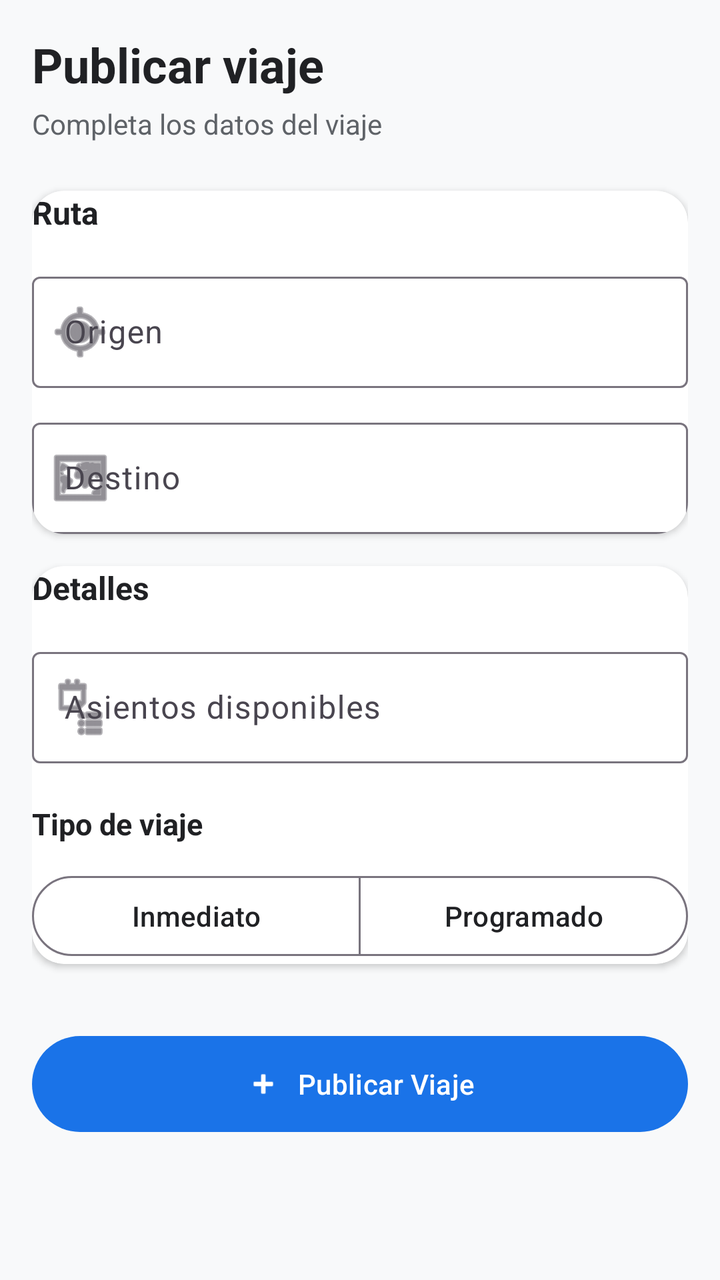
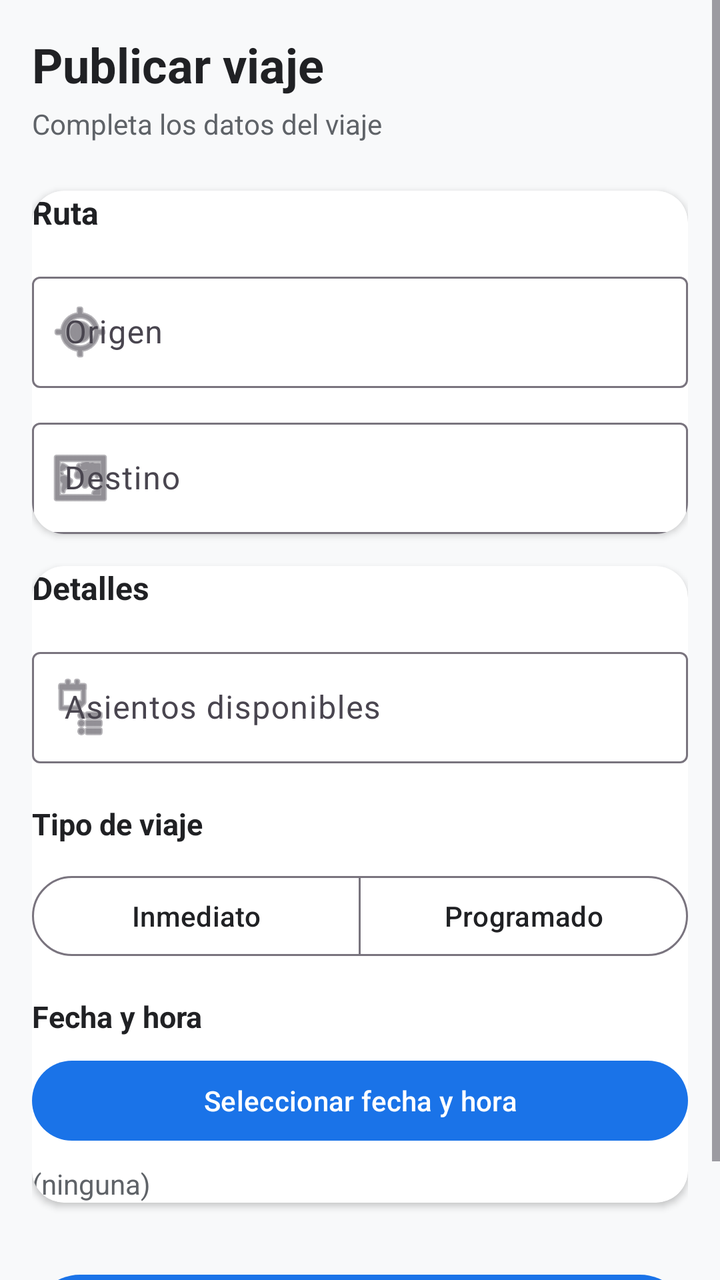

Screens rendered from an Android XML layout before and after an edit, with the pre-edit source and the edit as a unified diff.
<!-- AndroidManifest.xml: application theme Theme.CarpoolApp -->
<!-- res/layout/fragment_publicar_viaje.xml -->
<?xml version="1.0" encoding="utf-8"?>
<ScrollView
    xmlns:android="http://schemas.android.com/apk/res/android"
    xmlns:app="http://schemas.android.com/apk/res-auto"
    android:layout_width="match_parent"
    android:layout_height="match_parent"
    android:background="@color/background">

    <androidx.constraintlayout.widget.ConstraintLayout
        android:layout_width="match_parent"
        android:layout_height="wrap_content"
        android:padding="16dp">

        <TextView
            android:id="@+id/section_title"
            android:layout_width="wrap_content"
            android:layout_height="wrap_content"
            android:text="Publicar viaje"
            android:textSize="24sp"
            android:textStyle="bold"
            android:textColor="@color/text_primary"
            app:layout_constraintTop_toTopOf="parent"
            app:layout_constraintStart_toStartOf="parent" />

        <TextView
            android:id="@+id/section_subtitle"
            android:layout_width="wrap_content"
            android:layout_height="wrap_content"
            android:text="Completa los datos del viaje"
            android:textSize="14sp"
            android:textColor="@color/text_secondary"
            app:layout_constraintTop_toBottomOf="@id/section_title"
            app:layout_constraintStart_toStartOf="parent"
            android:layout_marginTop="4dp" />

        <com.google.android.material.card.MaterialCardView
            android:id="@+id/route_card"
            android:layout_width="0dp"
            android:layout_height="wrap_content"
            app:cardCornerRadius="16dp"
            app:cardElevation="2dp"
            app:cardBackgroundColor="@color/surface"
            android:layout_marginTop="24dp"
            app:layout_constraintTop_toBottomOf="@id/section_subtitle"
            app:layout_constraintStart_toStartOf="parent"
            app:layout_constraintEnd_toEndOf="parent"
            android:padding="20dp">

            <androidx.constraintlayout.widget.ConstraintLayout
                android:layout_width="match_parent"
                android:layout_height="wrap_content">

                <TextView
                    android:id="@+id/route_section_label"
                    android:layout_width="wrap_content"
                    android:layout_height="wrap_content"
                    android:text="Ruta"
                    android:textSize="16sp"
                    android:textStyle="bold"
                    android:textColor="@color/text_primary"
                    app:layout_constraintTop_toTopOf="parent"
                    app:layout_constraintStart_toStartOf="parent" />

                <com.google.android.material.textfield.TextInputLayout
                    android:id="@+id/origen_layout"
                    android:layout_width="0dp"
                    android:layout_height="wrap_content"
                    android:hint="@string/label_origen"
                    style="@style/Widget.Material3.TextInputLayout.OutlinedBox"
                    app:startIconDrawable="@android:drawable/ic_menu_mylocation"
                    app:layout_constraintTop_toBottomOf="@id/route_section_label"
                    app:layout_constraintStart_toStartOf="parent"
                    app:layout_constraintEnd_toEndOf="parent"
                    android:layout_marginTop="16dp">

                    <com.google.android.material.textfield.TextInputEditText
                        android:id="@+id/origen_input"
                        android:layout_width="match_parent"
                        android:layout_height="wrap_content" />
                </com.google.android.material.textfield.TextInputLayout>

                <com.google.android.material.textfield.TextInputLayout
                    android:id="@+id/destino_layout"
                    android:layout_width="0dp"
                    android:layout_height="wrap_content"
                    android:hint="@string/label_destino"
                    style="@style/Widget.Material3.TextInputLayout.OutlinedBox"
                    app:startIconDrawable="@android:drawable/ic_menu_mapmode"
                    app:layout_constraintTop_toBottomOf="@id/origen_layout"
                    app:layout_constraintStart_toStartOf="parent"
                    app:layout_constraintEnd_toEndOf="parent"
                    android:layout_marginTop="12dp">

                    <com.google.android.material.textfield.TextInputEditText
                        android:id="@+id/destino_input"
                        android:layout_width="match_parent"
                        android:layout_height="wrap_content" />
                </com.google.android.material.textfield.TextInputLayout>
            </androidx.constraintlayout.widget.ConstraintLayout>
        </com.google.android.material.card.MaterialCardView>

        <com.google.android.material.card.MaterialCardView
            android:id="@+id/details_card"
            android:layout_width="0dp"
            android:layout_height="wrap_content"
            app:cardCornerRadius="16dp"
            app:cardElevation="2dp"
            app:cardBackgroundColor="@color/surface"
            android:layout_marginTop="16dp"
            app:layout_constraintTop_toBottomOf="@id/route_card"
            app:layout_constraintStart_toStartOf="parent"
            app:layout_constraintEnd_toEndOf="parent"
            android:padding="20dp">

            <androidx.constraintlayout.widget.ConstraintLayout
                android:layout_width="match_parent"
                android:layout_height="wrap_content">

                <TextView
                    android:id="@+id/details_section_label"
                    android:layout_width="wrap_content"
                    android:layout_height="wrap_content"
                    android:text="Detalles"
                    android:textSize="16sp"
                    android:textStyle="bold"
                    android:textColor="@color/text_primary"
                    app:layout_constraintTop_toTopOf="parent"
                    app:layout_constraintStart_toStartOf="parent" />

                <com.google.android.material.textfield.TextInputLayout
                    android:id="@+id/asientos_layout"
                    android:layout_width="0dp"
                    android:layout_height="wrap_content"
                    android:hint="@string/label_asientos"
                    style="@style/Widget.Material3.TextInputLayout.OutlinedBox"
                    app:startIconDrawable="@android:drawable/ic_menu_agenda"
                    app:layout_constraintTop_toBottomOf="@id/details_section_label"
                    app:layout_constraintStart_toStartOf="parent"
                    app:layout_constraintEnd_toEndOf="parent"
                    android:layout_marginTop="16dp">

                    <com.google.android.material.textfield.TextInputEditText
                        android:id="@+id/asientos_input"
                        android:layout_width="match_parent"
                        android:layout_height="wrap_content"
                        android:inputType="number" />
                </com.google.android.material.textfield.TextInputLayout>

                <TextView
                    android:id="@+id/tipo_label"
                    android:layout_width="wrap_content"
                    android:layout_height="wrap_content"
                    android:text="@string/label_tipo_viaje"
                    android:textSize="15sp"
                    android:textStyle="bold"
                    android:textColor="@color/text_primary"
                    app:layout_constraintTop_toBottomOf="@id/asientos_layout"
                    app:layout_constraintStart_toStartOf="parent"
                    android:layout_marginTop="20dp" />

                <com.google.android.material.button.MaterialButtonToggleGroup
                    android:id="@+id/tipo_toggle"
                    android:layout_width="0dp"
                    android:layout_height="wrap_content"
                    app:layout_constraintTop_toBottomOf="@id/tipo_label"
                    app:layout_constraintStart_toStartOf="parent"
                    app:layout_constraintEnd_toEndOf="parent"
                    android:layout_marginTop="12dp"
                    app:singleSelection="true"
                    app:selectionRequired="true">

                    <com.google.android.material.button.MaterialButton
                        android:id="@+id/btn_inmediato"
                        style="@style/Widget.Material3.Button.OutlinedButton"
                        android:layout_width="0dp"
                        android:layout_height="wrap_content"
                        android:text="@string/label_inmediato"
                        android:layout_weight="1"
                        android:checked="false" />

                    <com.google.android.material.button.MaterialButton
                        android:id="@+id/btn_programado"
                        style="@style/Widget.Material3.Button.OutlinedButton"
                        android:layout_width="0dp"
                        android:layout_height="wrap_content"
                        android:text="@string/label_programado"
                        android:checked="true"
                        android:layout_weight="1" />
                </com.google.android.material.button.MaterialButtonToggleGroup>
            </androidx.constraintlayout.widget.ConstraintLayout>
        </com.google.android.material.card.MaterialCardView>

        <com.google.android.material.button.MaterialButton
            android:id="@+id/btn_publicar"
            android:layout_width="0dp"
            android:layout_height="56dp"
            android:text="@string/btn_publicar_viaje"
            app:icon="@android:drawable/ic_input_add"
            app:iconGravity="textStart"
            app:layout_constraintTop_toBottomOf="@id/details_card"
            app:layout_constraintStart_toStartOf="parent"
            app:layout_constraintEnd_toEndOf="parent"
            android:layout_marginTop="32dp" />

    </androidx.constraintlayout.widget.ConstraintLayout>
</ScrollView>
<!-- resources referenced by this layout -->
<resources>
  <color name="background">#FFF8F9FA</color>
  <color name="surface">#FFFFFFFF</color>
  <color name="text_primary">#FF202124</color>
  <color name="text_secondary">#FF5F6368</color>
  <string name="btn_publicar_viaje">Publicar Viaje</string>
  <string name="label_asientos">Asientos disponibles</string>
  <string name="label_destino">Destino</string>
  <string name="label_inmediato">Inmediato</string>
  <string name="label_origen">Origen</string>
  <string name="label_programado">Programado</string>
  <string name="label_tipo_viaje">Tipo de viaje</string>
  <style name="Theme.CarpoolApp" parent="Theme.Material3.DayNight.NoActionBar">
          <item name="colorPrimary">@color/primary</item>
          <item name="colorOnPrimary">@color/on_primary</item>
          <item name="colorPrimaryContainer">@color/primary_variant</item>
          <item name="colorSecondary">@color/secondary</item>
          <item name="colorOnSecondary">@color/on_secondary</item>
          <item name="colorError">@color/error</item>
          <item name="colorOnError">@color/on_error</item>
          <item name="android:colorBackground">@color/background</item>
          <item name="colorOnBackground">@color/on_background</item>
          <item name="colorOnSurface">@color/on_surface</item>
          <item name="materialCardViewStyle">@style/Widget.CarpoolApp.Card</item>
      </style>
  <color name="primary">#FF1A73E8</color>
  <color name="on_primary">#FFFFFFFF</color>
  <color name="primary_variant">#FF1557B0</color>
  <color name="secondary">#FF34A853</color>
  <color name="on_secondary">#FFFFFFFF</color>
  <color name="error">#FFD93025</color>
  <color name="on_error">#FFFFFFFF</color>
  <color name="on_background">#FF202124</color>
  <color name="on_surface">#FF202124</color>
  <style name="Widget.CarpoolApp.Card" parent="Widget.Material3.CardView.Filled">
          <item name="cardCornerRadius">16dp</item>
          <item name="cardElevation">2dp</item>
          <item name="strokeWidth">0dp</item>
      </style>
</resources>

<!-- the commit's change to res/layout/fragment_publicar_viaje.xml (unified diff, before → after) -->
@@ -187,6 +187,39 @@
                         android:checked="true"
                         android:layout_weight="1" />
                 </com.google.android.material.button.MaterialButtonToggleGroup>
+
+                <TextView
+                    android:id="@+id/tipo_fecha_label"
+                    android:layout_width="wrap_content"
+                    android:layout_height="wrap_content"
+                    android:text="Fecha y hora"
+                    android:textSize="15sp"
+                    android:textStyle="bold"
+                    android:textColor="@color/text_primary"
+                    app:layout_constraintTop_toBottomOf="@id/tipo_toggle"
+                    app:layout_constraintStart_toStartOf="parent"
+                    android:layout_marginTop="16dp" />
+
+                <com.google.android.material.button.MaterialButton
+                    android:id="@+id/btn_fecha"
+                    android:layout_width="0dp"
+                    android:layout_height="wrap_content"
+                    android:text="Seleccionar fecha y hora"
+                    app:layout_constraintTop_toBottomOf="@id/tipo_fecha_label"
+                    app:layout_constraintStart_toStartOf="parent"
+                    app:layout_constraintEnd_toEndOf="parent"
+                    android:layout_marginTop="8dp" />
+
+                <TextView
+                    android:id="@+id/tv_fecha_seleccionada"
+                    android:layout_width="wrap_content"
+                    android:layout_height="wrap_content"
+                    android:text="(ninguna)"
+                    android:textSize="14sp"
+                    android:textColor="@color/text_secondary"
+                    app:layout_constraintTop_toBottomOf="@id/btn_fecha"
+                    app:layout_constraintStart_toStartOf="parent"
+                    android:layout_marginTop="8dp" />
             </androidx.constraintlayout.widget.ConstraintLayout>
         </com.google.android.material.card.MaterialCardView>
 
